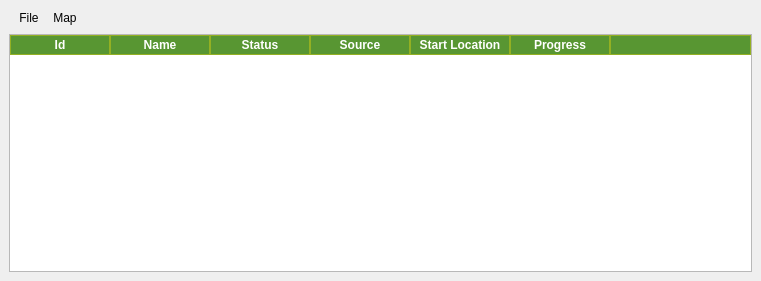
This is code/ui/ui_FmvManager.ui in All4Gis/QGISFMV as Qt 5 draws it before an edit. The edited form follows.
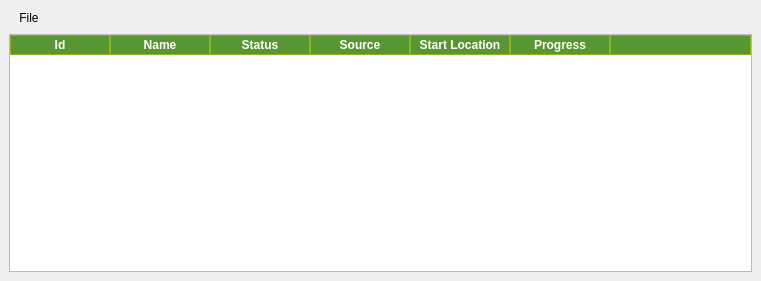
This is the edited form. Icons and pictures are not drawn.

Commit message: remove center map from manager

What changed in the file:
```diff
--- a/code/ui/ui_FmvManager.ui
+++ b/code/ui/ui_FmvManager.ui
@@ -39,16 +39,7 @@
        <addaction name="actionOpen_Stream"/>
        <addaction name="actionOpen_MPEG2_File"/>
       </widget>
-      <widget class="QMenu" name="menuMap">
-       <property name="title">
-        <string>Map</string>
-       </property>
-       <addaction name="actionCenter_on_Platform"/>
-       <addaction name="actionCenter_on_Footprint"/>
-       <addaction name="actionCenter_Target"/>
-      </widget>
       <addaction name="menuFile"/>
-      <addaction name="menuMap"/>
      </widget>
     </item>
     <item>
```
Left out of the diff: 81 changed lines with no effect on the pictures. The commit also changes 18 other files.
